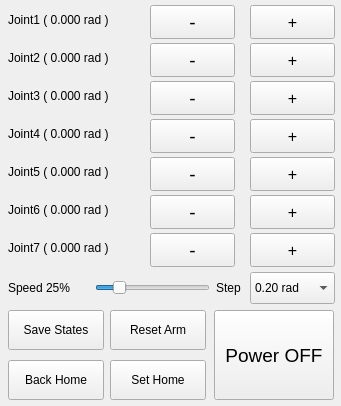
Old version of the form mantra_hmi_pro/mantra_hmi.ui in the repository MrRen-sdhm/mantra_robot.
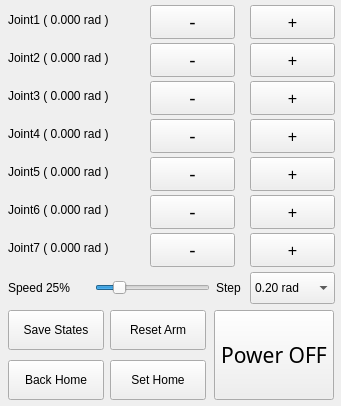
New version of the form.

Commit message: create a new thread to update window text

What changed in the file:
```diff
--- a/mantra_hmi_pro/mantra_hmi.ui
+++ b/mantra_hmi_pro/mantra_hmi.ui
@@ -523,7 +523,8 @@
    </property>
    <property name="font">
     <font>
-     <pointsize>14</pointsize>
+     <family>Ubuntu Mono</family>
+     <pointsize>16</pointsize>
      <weight>50</weight>
      <italic>false</italic>
      <bold>false</bold>
```
Left out of the diff: 30 changed lines with no effect on the pictures. The commit also changes 7 other files.
